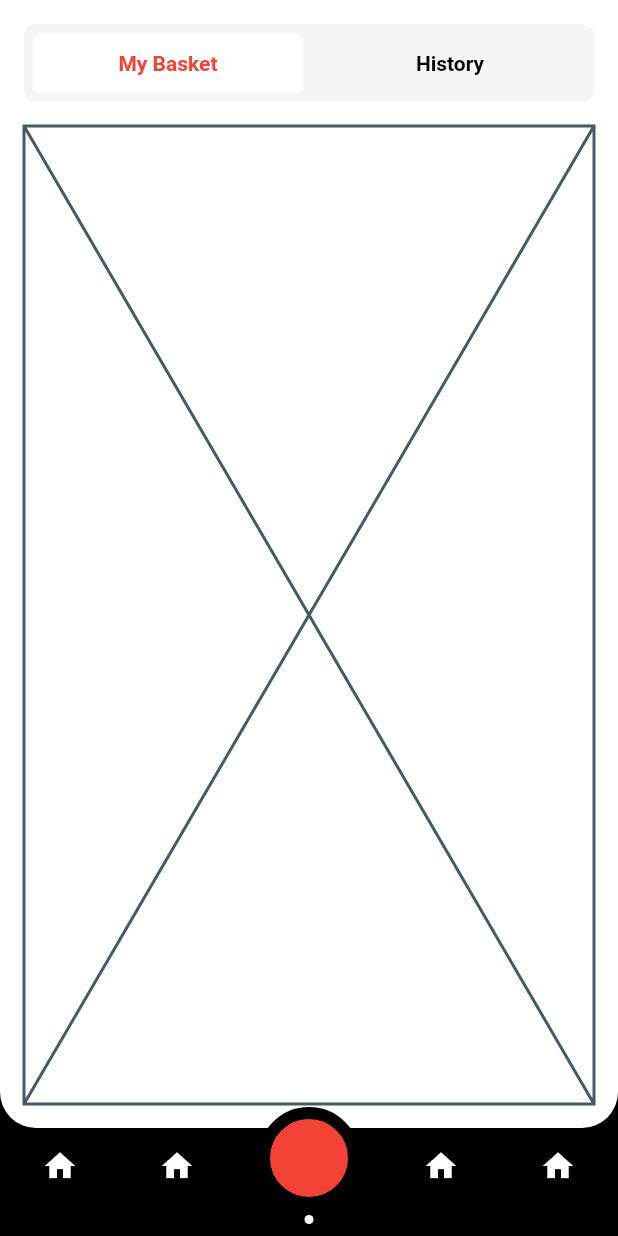
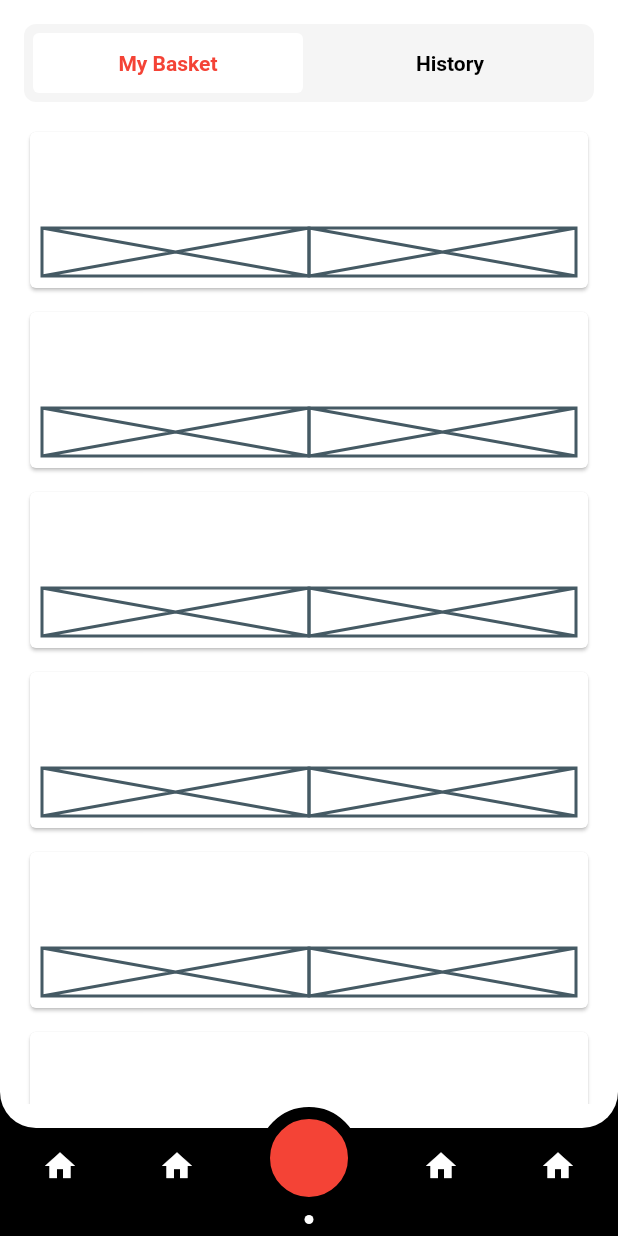
Before and after one commit to JAICHANGPARK/flutter_notebook_18th_story, a Flutter app: the screen it shows after launch, on a phone screen of 412 x 824 dp. Run offline on Flutter 3.47's test engine with Material 2 defaults, Android fonts, the phone set to English and light mode, and no system bars; our stand-ins replace cached_network_image, flutter_lorem, flutter_riverpod, flutter_svg, freezed_annotation, go_router and 3 more; generated files the repository leaves out were written again.

Commit message:
Update food_delivery_home_page.dart

```diff
--- a/lib/ep1079_food_delivery_app/src/ui/food_delivery_home_page.dart
+++ b/lib/ep1079_food_delivery_app/src/ui/food_delivery_home_page.dart
@@ -96,7 +96,31 @@ class FoodDeliveryHomePage extends StatelessWidget {
                     const SizedBox(
                       height: 16,
                     ),
-                    const Expanded(child: Placeholder()),
+                     Expanded(child: ListView.builder(itemBuilder: (context, index){
+                      return Padding(
+                        padding: const EdgeInsets.only(bottom: 8),
+                        child: Card(
+                          child: Padding(
+                            padding: const EdgeInsets.all(8.0),
+                            child: Column(
+                              children: [
+                                SizedBox(height: 48,),
+                                SizedBox(height: 8,),
+                                SizedBox(
+                                  height: 32,
+                                  child: Row(
+                                    children: [
+                                      Expanded(child: Placeholder()),
+                                      Expanded(child: Placeholder()),
+                                    ],
+                                  ),
+                                )
+                              ],
+                            ),
+                          ),
+                        ),
+                      );
+                    })),
                   ],
                 ),
               ),
```
